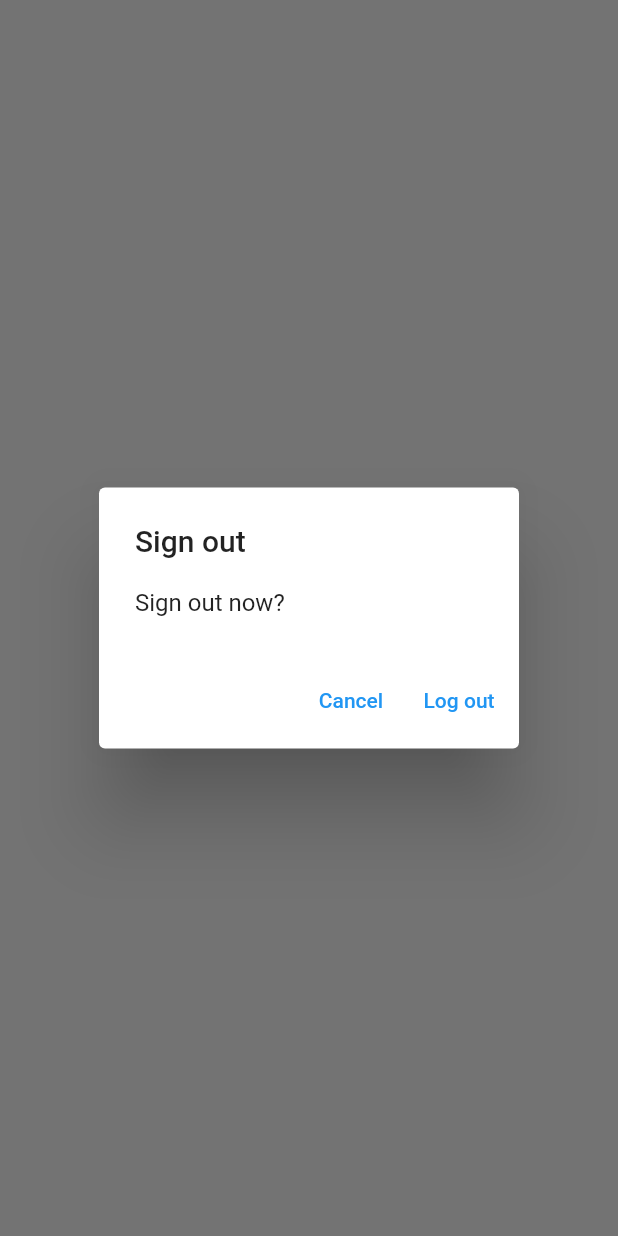
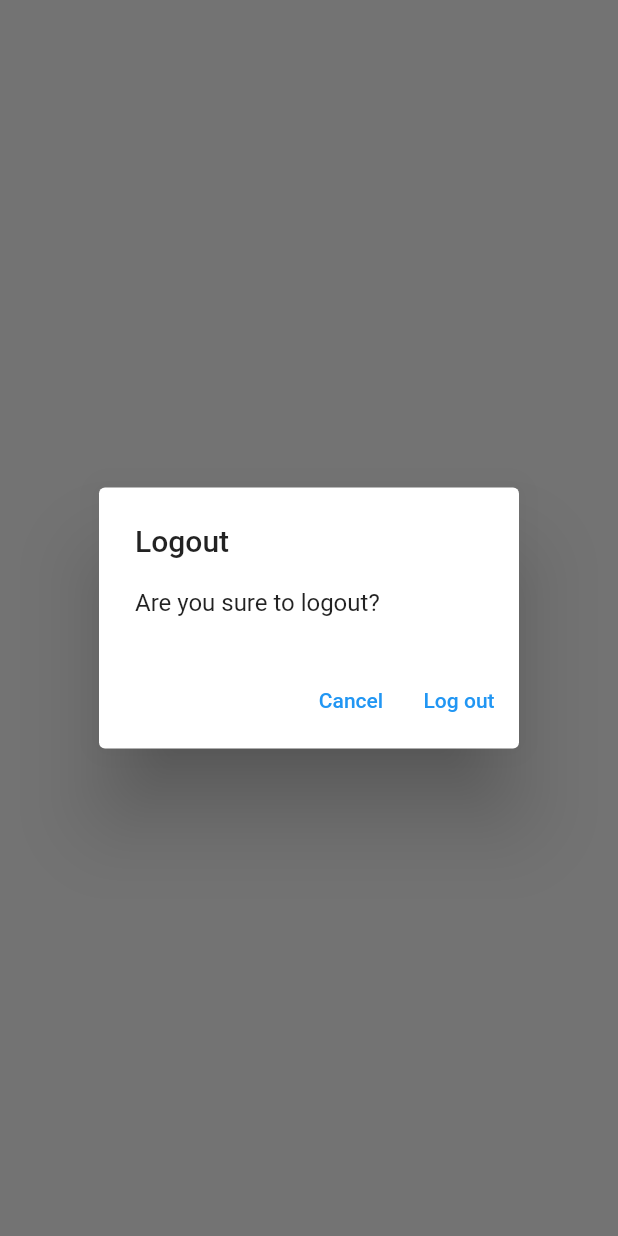
Before and after one commit to Elfeny7/Notes-App, a Flutter app: what showLogOutDialog() shows on an empty page, opened directly, on a phone screen of 412 x 824 dp. Run offline on Flutter 3.47's test engine with Material 2 defaults, Android fonts, the phone set to English and light mode, and no system bars; our stand-ins replace firebase_auth, firebase_core, sqflite; accounts and stored records are empty; network calls fail.

Commit message:
feat: delete note button, make generic error dialog

```diff
--- /dev/null
+++ b/lib/utilities/dialogs/generic_dialog.dart
@@ -0,0 +1,35 @@
+import 'package:flutter/foundation.dart';
+import 'package:flutter/material.dart';
+
+typedef DialogOptionBuilder<T> = Map<String, T?> Function();
+
+Future<T?> showGenericDialog<T>({
+  required BuildContext context,
+  required String title,
+  required String content,
+  required DialogOptionBuilder optionsBuilder,
+}) {
+  final options = optionsBuilder();
+  return showDialog<T>(
+    context: context,
+    builder: (context) {
+      return AlertDialog(
+        title: Text(title),
+        content: Text(content),
+        actions: options.keys.map((optionTitle) {
+          final T value = options[optionTitle];
+          return TextButton(
+            onPressed: () {
+              if (value != null) {
+                Navigator.of(context).pop(value);
+              } else {
+                Navigator.of(context).pop();
+              }
+            },
+            child: Text(optionTitle),
+          );
+        }).toList(),
+      );
+    },
+  );
+}
--- /dev/null
+++ b/lib/utilities/dialogs/logout_dialog.dart
@@ -0,0 +1,18 @@
+import 'package:flutter/material.dart';
+import 'package:september_app/utilities/dialogs/generic_dialog.dart';
+
+Future<bool> showLogOutDialog(
+  BuildContext context,
+) {
+  return showGenericDialog<bool>(
+    context: context,
+    title: 'Logout',
+    content: 'Are you sure to logout?',
+    optionsBuilder: () => {
+      'Cancel': false,
+      'Log out': true,
+    },
+  ).then(
+    (value) => value ?? false,
+  );
+}
--- a/lib/views/login_view.dart
+++ b/lib/views/login_view.dart
@@ -2,7 +2,7 @@ import 'package:flutter/material.dart';
 import 'package:september_app/constants/routes.dart';
 import 'package:september_app/services/auth/auth_exceptions.dart';
 import 'package:september_app/services/auth/auth_service.dart';
-import '../utilities/show_error_dialog.dart';
+import 'package:september_app/utilities/dialogs/error_dialog.dart';
 
 class LoginView extends StatefulWidget {
   const LoginView({super.key});
--- a/lib/views/notes/notes_view.dart
+++ b/lib/views/notes/notes_view.dart
@@ -1,6 +1,8 @@
 import 'package:flutter/material.dart';
 import 'package:september_app/services/auth/auth_service.dart';
 import 'package:september_app/services/crud/notes_service.dart';
+import 'package:september_app/utilities/dialogs/logout_dialog.dart';
+import 'package:september_app/views/notes/notes_list_view.dart';
 
 import '../../constants/routes.dart';
 import '../../enums/menu_action.dart';
@@ -77,20 +79,11 @@ class _NotesViewState extends State<NotesView> {
                     case ConnectionState.active:
                       if (snapshot.hasData) {
                         final allNotes = snapshot.data as List<DatabaseNote>;
-                        return ListView.builder(
-                          itemCount: allNotes.length,
-                          itemBuilder: (context, index) {
-                            final note = allNotes[index];
-                            return ListTile(
-                              title: Text(
-                                note.text,
-                                maxLines: 1,
-                                softWrap: true,
-                                overflow: TextOverflow.ellipsis,
-                              ),
-                            );
-                          },
-                        );
+                        return NotesListView(
+                            notes: allNotes,
+                            onDeleteNote: (note) async {
+                              await _notesService.deleteNote(id: note.id);
+                            });
                       } else {
                         return const CircularProgressIndicator();
                       }
@@ -107,29 +100,3 @@ class _NotesViewState extends State<NotesView> {
     );
   }
 }
-
-Future<bool> showLogOutDialog(BuildContext context) {
-  return showDialog<bool>(
-    context: context,
-    builder: (context) {
-      return AlertDialog(
-        title: const Text('Sign out'),
-        content: const Text('Sign out now?'),
-        actions: [
-          TextButton(
-            onPressed: () {
-              Navigator.of(context).pop(false);
-            },
-            child: const Text('Cancel'),
-          ),
-          TextButton(
-            onPressed: () {
-              Navigator.of(context).pop(true);
-            },
-            child: const Text('Log out'),
-          ),
-        ],
-      );
-    },
-  ).then((value) => value ?? false);
-}
--- a/lib/views/register_view.dart
+++ b/lib/views/register_view.dart
@@ -2,7 +2,7 @@ import 'package:flutter/material.dart';
 import 'package:september_app/constants/routes.dart';
 import 'package:september_app/services/auth/auth_exceptions.dart';
 import 'package:september_app/services/auth/auth_service.dart';
-import '../utilities/show_error_dialog.dart';
+import 'package:september_app/utilities/dialogs/error_dialog.dart';
 
 class RegisterView extends StatefulWidget {
   const RegisterView({super.key});
```
Also changed, not shown: lib/utilities/dialogs/delete_dialogue.dart (added, +18 -0 lines), lib/utilities/dialogs/error_dialog.dart (added, +16 -0 lines), lib/utilities/show_error_dialog.dart (deleted, +0 -24 lines), lib/views/notes/notes_list_view.dart (added, +44 -0 lines).
